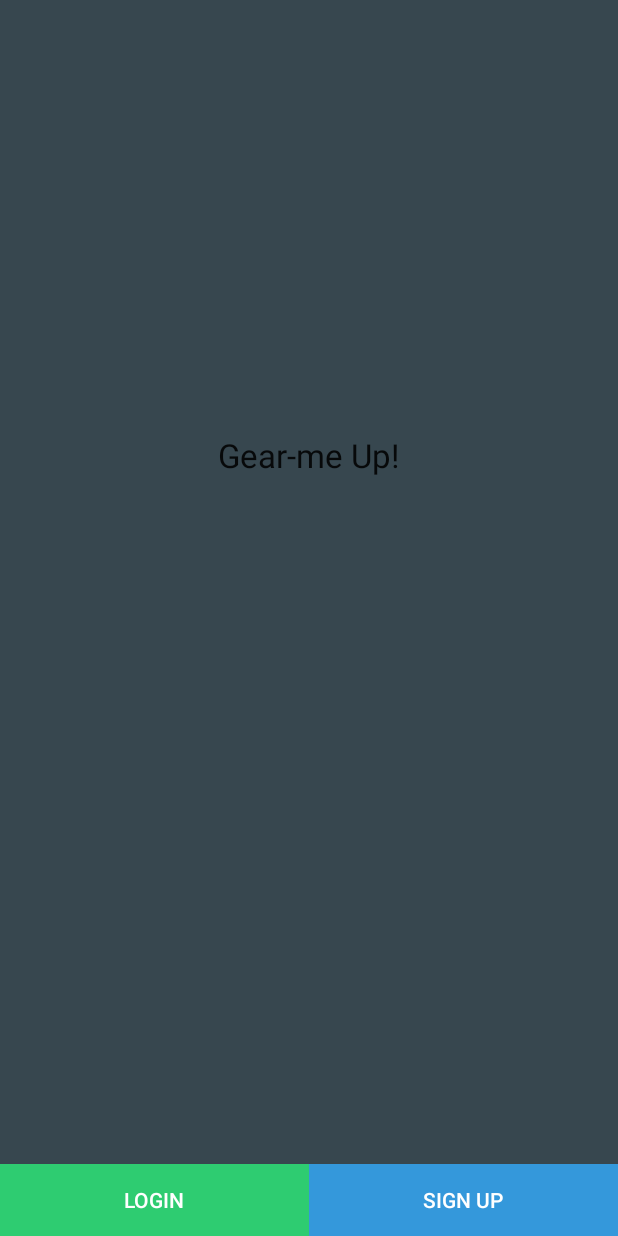
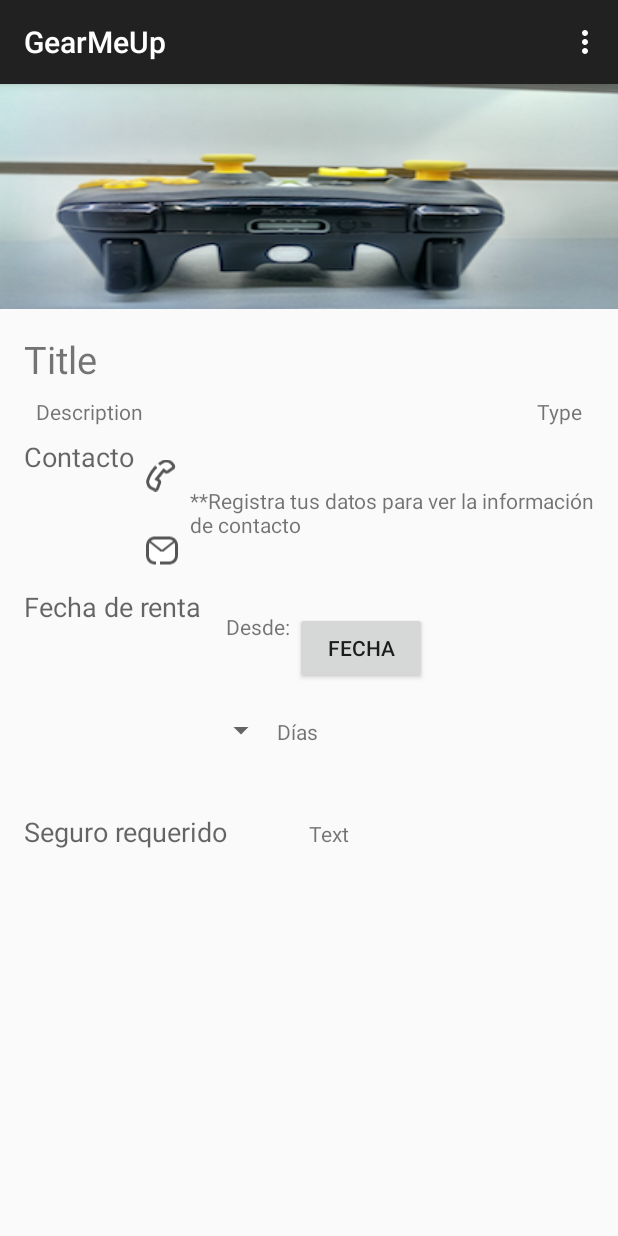
Before and after one commit to ozkarram/gear_me_up, an Android app: the screen it shows after launch (LoginActivity before the commit, MainActivity after it), on a phone screen of 412 x 824 dp. Run offline under Robolectric (Android 15) with nearby library versions, the phone set to English and light mode, and no system bars.

Commit message:
muestra datos y nueva activity de formulario

```diff
--- /dev/null
+++ b/app/src/main/java/adapter/ViewPagerAdapter.java
@@ -0,0 +1,52 @@
+package adapter;
+
+import android.app.Activity;
+import android.os.Parcelable;
+import android.support.v4.view.PagerAdapter;
+import android.support.v4.view.ViewPager;
+import android.view.View;
+import android.view.ViewGroup;
+import android.widget.ImageView;
+
+/**
+ * Created by Oscar Álvarez on 16/05/15.
+ */
+public class ViewPagerAdapter extends PagerAdapter {
+
+    Activity activity;
+    int imageArray[];
+
+    public ViewPagerAdapter(Activity act, int[] imgArra) {
+        imageArray = imgArra;
+        activity = act;
+    }
+    @Override
+    public int getCount() {
+        return imageArray.length;
+    }
+
+    public Object instantiateItem(View collection, int position) {
+        ImageView view = new ImageView(activity);
+        view.setLayoutParams(new ViewGroup.LayoutParams(ViewGroup.LayoutParams.MATCH_PARENT,
+                ViewGroup.LayoutParams.MATCH_PARENT));
+        view.setScaleType(ImageView.ScaleType.FIT_XY);
+        view.setBackgroundResource(imageArray[position]);
+        ((ViewPager) collection).addView(view, 0);
+        return view;
+    }
+
+    @Override
+    public void destroyItem(View arg0, int arg1, Object arg2) {
+        ((ViewPager) arg0).removeView((View) arg2);
+    }
+
+    @Override
+    public boolean isViewFromObject(View arg0, Object arg1) {
+        return arg0 == ((View) arg1);
+    }
+
+    @Override
+    public Parcelable saveState() {
+        return null;
+    }
+}
--- a/app/src/main/java/com/crashdev/gearmeup/MainActivity.java
+++ b/app/src/main/java/com/crashdev/gearmeup/MainActivity.java
@@ -1,5 +1,6 @@
 package com.crashdev.gearmeup;
 
+import android.support.v4.view.ViewPager;
 import android.support.v7.app.ActionBarActivity;
 import android.os.Bundle;
 import android.view.Menu;
@@ -9,8 +10,13 @@ import android.widget.Spinner;
 
 import java.lang.reflect.Array;
 
+import adapter.ViewPagerAdapter;
+
 
 public class MainActivity extends ActionBarActivity {
+
+    private int imageArra[] = { R.drawable.control1, R.drawable.control2, R.drawable.ctrl1,
+            R.drawable.ctrl4, R.drawable.ctrl3};
 
     @Override
     protected void onCreate(Bundle savedInstanceState) {
@@ -35,6 +41,9 @@ public class MainActivity extends ActionBarActivity {
         adapter.setDropDownViewResource(android.R.layout.simple_spinner_dropdown_item);
         spinner.setAdapter(adapter);
         //init viewpager
-
+        ViewPagerAdapter viewPagerAdapter = new ViewPagerAdapter(this, imageArra);
+        ViewPager myPager = (ViewPager) findViewById(R.id.pager);
+        myPager.setAdapter(viewPagerAdapter);
+        myPager.setCurrentItem(0);
     }
 }
--- a/app/src/main/res/layout/activity_main.xml
+++ b/app/src/main/res/layout/activity_main.xml
@@ -1,16 +1,27 @@
 <LinearLayout xmlns:android="http://schemas.android.com/apk/res/android"
     xmlns:tools="http://schemas.android.com/tools" android:layout_width="match_parent"
-    android:layout_height="match_parent" android:paddingLeft="@dimen/activity_horizontal_margin"
+    android:layout_height="match_parent"
     android:orientation="vertical"
-    android:paddingRight="@dimen/activity_horizontal_margin"
-    android:paddingTop="@dimen/activity_vertical_margin"
-    android:paddingBottom="@dimen/activity_vertical_margin" tools:context=".MainActivity">
-
+    tools:context=".MainActivity">
     <android.support.v4.view.ViewPager xmlns:android="http://schemas.android.com/apk/res/android"
         android:id="@+id/pager"
         android:layout_width="match_parent"
-        android:layout_height="match_parent">
+        android:layout_height="150dp">
     </android.support.v4.view.ViewPager>
+
+    <ScrollView android:layout_width="match_parent"
+        android:layout_height="match_parent"
+        android:paddingLeft="@dimen/activity_horizontal_margin"
+        android:paddingRight="@dimen/activity_horizontal_margin"
+        android:paddingTop="@dimen/activity_vertical_margin"
+        android:paddingBottom="@dimen/activity_vertical_margin" >
+
+        <LinearLayout
+            android:layout_width="match_parent"
+            android:layout_height="match_parent"
+            android:orientation="vertical">
+
+
             <TextView
                 android:id="@+id/title_offer"
                 android:layout_width="match_parent"
@@ -168,3 +179,6 @@
 
 
         </LinearLayout>
+    </ScrollView>
+
+</LinearLayout>
--- a/app/src/main/res/values/strings.xml
+++ b/app/src/main/res/values/strings.xml
@@ -10,7 +10,8 @@
     <string name="button_date">Fecha</string>
     <string name="insurance_text">Seguro requerido</string>
 
-<!-- TODO: Remove or change this placeholder text -->
+    <!-- TODO: Remove or change this placeholder text -->
     <string name="hello_blank_fragment">Hello blank fragment</string>
+    <string name="title_activity_form_new_offer">FormNewOfferActivity</string>
 
 </resources>
```
Also changed, not shown: app/src/main/AndroidManifest.xml (+9 -5 lines), app/src/main/java/com/crashdev/gearmeup/FormNewOfferActivity.java (added, +39 -0 lines), app/src/main/res/layout/activity_form_new_offer.xml (added, +14 -0 lines), app/src/main/res/menu/menu_form_new_offer.xml (added, +7 -0 lines), app/src/main/res/drawable-hdpi/ctrl1.png (added), app/src/main/res/drawable-hdpi/ctrl3.png (added), app/src/main/res/drawable-hdpi/ctrl4.png (added), app/src/main/res/drawable-hdpi/ic_launcher.png, app/src/main/res/drawable-mdpi/ic_launcher.png, app/src/main/res/drawable-xhdpi/ic_launcher.png, app/src/main/res/drawable-xxhdpi/ic_launcher.png. Lines whose indentation alone changed are shown as unchanged.
